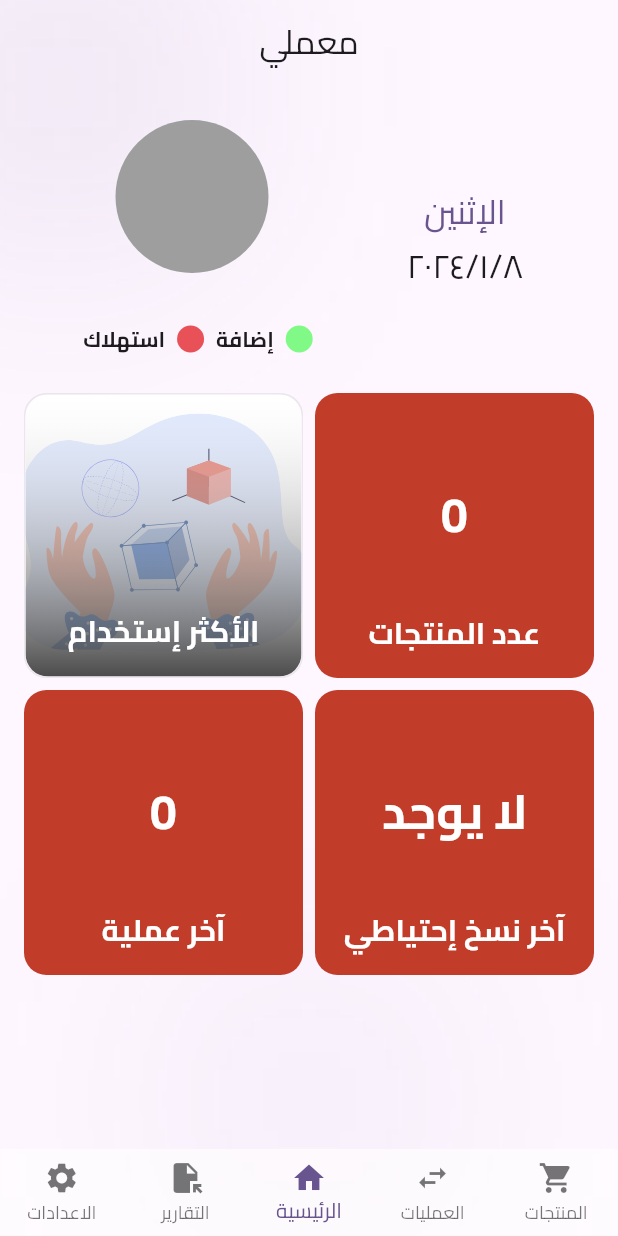
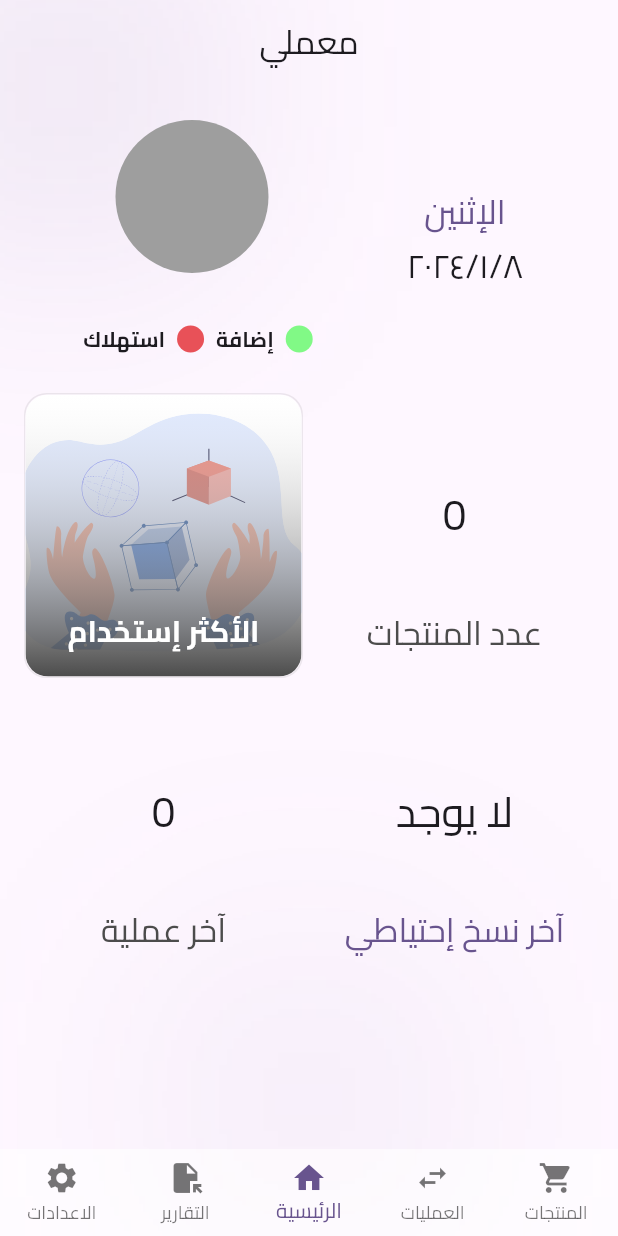
Before and after one commit to devhasanalhamed/store_warehouse, a Flutter app: the screen it shows after launch, on a phone screen of 412 x 824 dp. Run offline on Flutter 3.47's test engine with Material 3 defaults, Android fonts, the phone set to English and light mode, and no system bars; drawn by our look-alikes of pie_chart; our stand-ins replace easy_localization, flutter_svg, image_picker, open_file, permission_handler, share_plus and 1 more; missing offline and left inert: excel; accounts and stored records are empty.

Commit message:
Update grid_element.dart

```diff
--- a/lib/home/ui/widget/grid_element.dart
+++ b/lib/home/ui/widget/grid_element.dart
@@ -5,12 +5,12 @@ import 'package:store_warehouse/core/constants/app_design.dart';
 class GridElement extends StatelessWidget {
   final String title;
   final Future<String> futureFunction;
-  final Color? backgroundColor;
+  final Color? extendedColor;
   const GridElement({
     Key? key,
     required this.title,
     required this.futureFunction,
-    this.backgroundColor,
+    this.extendedColor,
   }) : super(key: key);
 
   @override
@@ -20,7 +20,7 @@ class GridElement extends StatelessWidget {
         padding: const EdgeInsets.all(AppDesign.mediumPadding),
         height: 190,
         decoration: BoxDecoration(
-          color: backgroundColor ?? const Color(0xFFC23C2A),
+          color: Theme.of(context).cardTheme.color,
           borderRadius: const BorderRadius.all(
             Radius.circular(
               AppDesign.circularRadius,
@@ -38,20 +38,12 @@ class GridElement extends StatelessWidget {
                   if (snapshot.hasData) {
                     return Text(
                       snapshot.data.toString(),
-                      style: const TextStyle(
-                        color: Colors.white,
-                        fontSize: 32,
-                        fontWeight: FontWeight.bold,
-                      ),
+                      style: Theme.of(context).textTheme.headlineMedium,
                     );
                   } else {
-                    return const Text(
+                    return Text(
                       '.',
-                      style: TextStyle(
-                        color: Colors.white,
-                        fontSize: 32,
-                        fontWeight: FontWeight.bold,
-                      ),
+                      style: Theme.of(context).textTheme.headlineMedium,
                     );
                   }
                 }
@@ -59,11 +51,9 @@ class GridElement extends StatelessWidget {
             ),
             Text(
               title.tr(),
-              style: const TextStyle(
-                color: Colors.white,
-                fontSize: 20,
-                fontWeight: FontWeight.bold,
-              ),
+              style: Theme.of(context).textTheme.titleLarge?.copyWith(
+                    color: extendedColor ?? const Color(0xFF4C4C4C),
+                  ),
             ),
           ],
         ),
```
